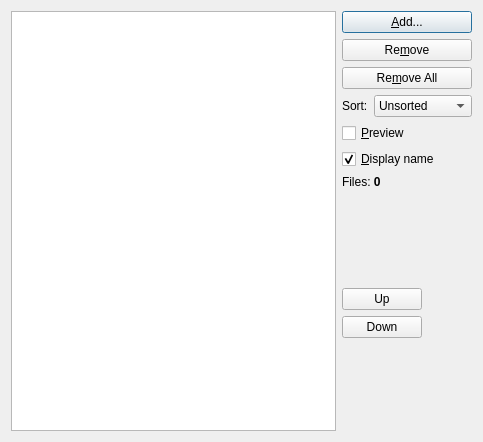
The window that src/krenamefiles.ui (KDE/krename) describes before a commit, drawn with Qt 5.
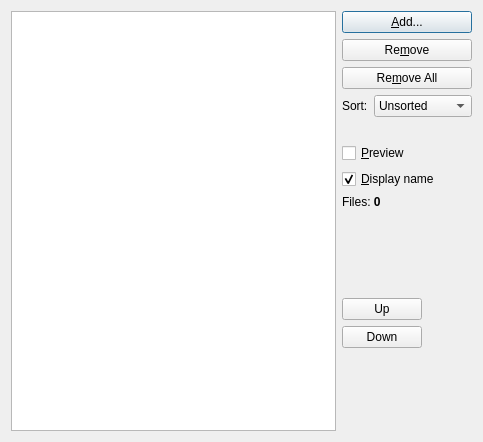
The same window after the commit. Custom widgets are drawn as their Qt base class.

Diff of the .ui file:
```diff
--- a/src/krenamefiles.ui
+++ b/src/krenamefiles.ui
@@ -84,8 +84,8 @@
       </widget>
      </item>
      <item>
-      <layout class="QHBoxLayout" name="horizontalLayout">
-       <item>
+      <layout class="QGridLayout" name="gridLayout">
+       <item row="0" column="0">
         <widget class="QLabel" name="label">
          <property name="text">
           <string>Sort:</string>
@@ -95,7 +95,7 @@
          </property>
         </widget>
        </item>
-       <item>
+       <item row="0" column="1">
         <widget class="QComboBox" name="comboSort">
          <item>
           <property name="text">
@@ -139,6 +139,13 @@
          </item>
         </widget>
        </item>
+       <item row="1" column="1">
+        <widget class="QLabel" name="labelCustomSort">
+         <property name="text">
+          <string/>
+         </property>
+        </widget>
+       </item>
       </layout>
      </item>
      <item>
```
